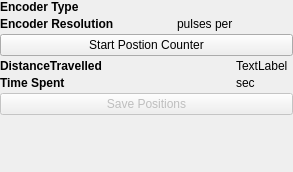
Qt form acq4/devices/PositionEncoder/devGuiTemplate.ui (mgraupe/acq4) before a commit.
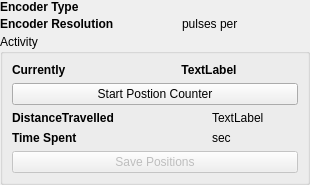
The same form after that commit.

Commit message: bug fix in reset, current activity is now displayed

What changed in the file:
```diff
--- a/acq4/devices/PositionEncoder/devGuiTemplate.ui
+++ b/acq4/devices/PositionEncoder/devGuiTemplate.ui
@@ -6,8 +6,8 @@
    <rect>
     <x>0</x>
     <y>0</y>
-    <width>293</width>
-    <height>172</height>
+    <width>310</width>
+    <height>176</height>
    </rect>
   </property>
   <property name="windowTitle">
@@ -29,29 +29,6 @@
    <property name="spacing">
     <number>3</number>
    </property>
-   <item row="4" column="0">
-    <widget class="QLabel" name="label_3">
-     <property name="font">
-      <font>
-       <weight>75</weight>
-       <bold>true</bold>
-      </font>
-     </property>
-     <property name="text">
-      <string>DistanceTravelled</string>
-     </property>
-    </widget>
-   </item>
-   <item row="2" column="0" colspan="4">
-    <widget class="QPushButton" name="toggleCounterBtn">
-     <property name="text">
-      <string>Start Postion Counter</string>
-     </property>
-     <property name="checkable">
-      <bool>true</bool>
-     </property>
-    </widget>
-   </item>
    <item row="0" column="0">
     <widget class="QLabel" name="label">
      <property name="font">
@@ -78,19 +55,6 @@
      </property>
     </widget>
    </item>
-   <item row="9" column="0">
-    <spacer name="verticalSpacer">
-     <property name="orientation">
-      <enum>Qt::Vertical</enum>
-     </property>
-     <property name="sizeHint" stdset="0">
-      <size>
-       <width>20</width>
-       <height>40</height>
-      </size>
-     </property>
-    </spacer>
-   </item>
    <item row="1" column="2">
     <widget class="QLabel" name="label_4">
      <property name="text">
@@ -130,7 +94,77 @@
      </property>
     </widget>
    </item>
-   <item row="6" column="0" colspan="4">
+   <item row="6" column="0" rowspan="2" colspan="4">
+    <widget class="QGroupBox" name="gridGroupBox">
+     <property name="title">
+      <string>Activity</string>
+     </property>
+     <layout class="QGridLayout" name="gridLayout_2">
+      <item row="2" column="0">
+       <widget class="QLabel" name="label_3">
+        <property name="font">
+         <font>
+          <weight>75</weight>
+          <bold>true</bold>
+         </font>
+        </property>
+        <property name="text">
+         <string>DistanceTravelled</string>
+        </property>
+       </widget>
+      </item>
+      <item row="1" column="0" colspan="3">
+       <widget class="QPushButton" name="toggleCounterBtn">
+        <property name="text">
+         <string>Start Postion Counter</string>
+        </property>
+        <property name="checkable">
+         <bool>true</bool>
+        </property>
+       </widget>
+      </item>
+      <item row="2" column="1">
+       <widget class="QLabel" name="counterLabel">
+        <property name="text">
+         <string/>
+        </property>
+       </widget>
+      </item>
+      <item row="2" column="2">
+       <widget class="QLabel" name="distanceTravelledUnit">
+        <property name="text">
+         <string>TextLabel</string>
+        </property>
+       </widget>
+      </item>
+      <item row="3" column="2">
+       <widget class="QLabel" name="label_7">
+        <property name="text">
+         <string>sec</string>
+        </property>
+       </widget>
+      </item>
+      <item row="3" column="0">
+       <widget class="QLabel" name="label_5">
+        <property name="font">
+         <font>
+          <weight>75</weight>
+          <bold>true</bold>
+         </font>
+        </property>
+        <property name="text">
+         <string>Time Spent</string>
+        </property>
+       </widget>
+      </item>
+      <item row="3" column="1">
+       <widget class="QLabel" name="timeSpentLabel">
+        <property name="text">
+         <string/>
+        </property>
+       </widget>
+      </item>
+      <item row="4" column="0" colspan="3">
     <widget class="QPushButton" name="savePositionBtn">
      <property name="enabled">
       <bool>false</bool>
@@ -140,8 +174,8 @@
      </property>
     </widget>
    </item>
-   <item row="5" column="0">
-    <widget class="QLabel" name="label_5">
+      <item row="0" column="0">
+       <widget class="QLabel" name="label_6">
      <property name="font">
       <font>
        <weight>75</weight>
@@ -149,36 +183,27 @@
       </font>
      </property>
      <property name="text">
-      <string>Time Spent</string>
+         <string>Currently</string>
      </property>
     </widget>
    </item>
-   <item row="4" column="2">
-    <widget class="QLabel" name="counterLabel">
-     <property name="text">
-      <string/>
-     </property>
-    </widget>
-   </item>
-   <item row="5" column="2">
-    <widget class="QLabel" name="timeSpentLabel">
-     <property name="text">
-      <string/>
-     </property>
-    </widget>
-   </item>
-   <item row="5" column="3">
-    <widget class="QLabel" name="label_7">
-     <property name="text">
-      <string>sec</string>
-     </property>
-    </widget>
-   </item>
-   <item row="4" column="3">
-    <widget class="QLabel" name="distanceTravelledUnit">
+      <item row="0" column="1" colspan="2">
+       <widget class="QLabel" name="ActivityLabel">
+        <property name="font">
+         <font>
+          <weight>75</weight>
+          <bold>true</bold>
+         </font>
+        </property>
      <property name="text">
       <string>TextLabel</string>
      </property>
+        <property name="alignment">
+         <set>Qt::AlignCenter</set>
+        </property>
+       </widget>
+      </item>
+     </layout>
     </widget>
    </item>
   </layout>
```
Lines whose indentation alone changed are shown as unchanged. The commit also changes 3 other files.
